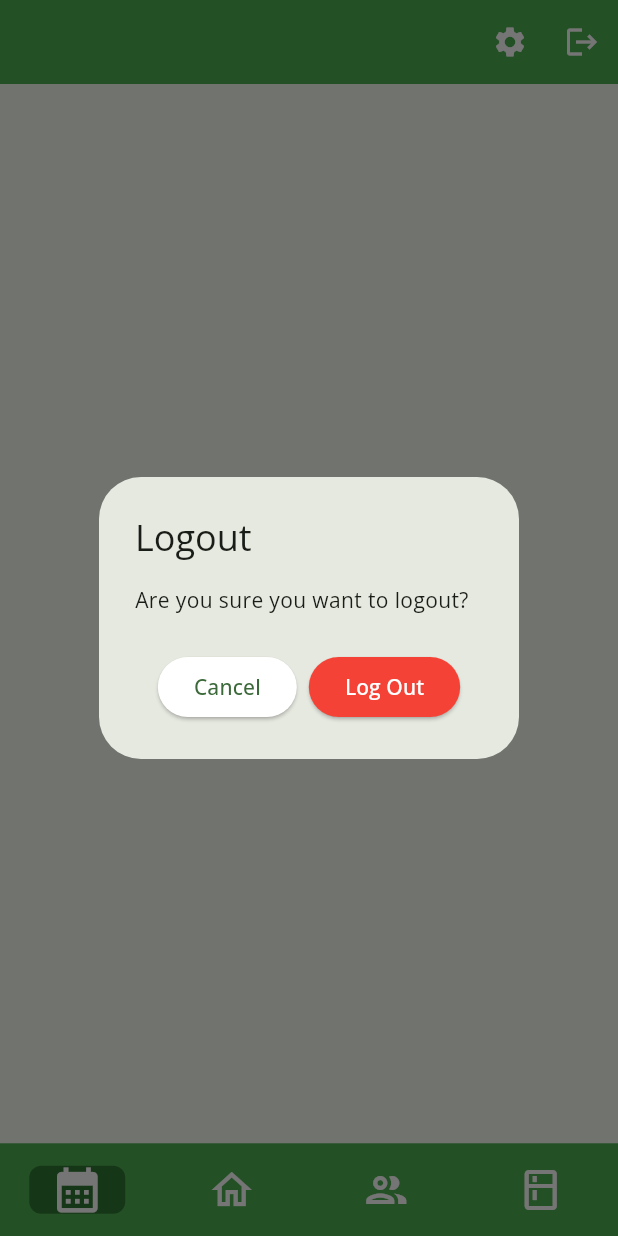
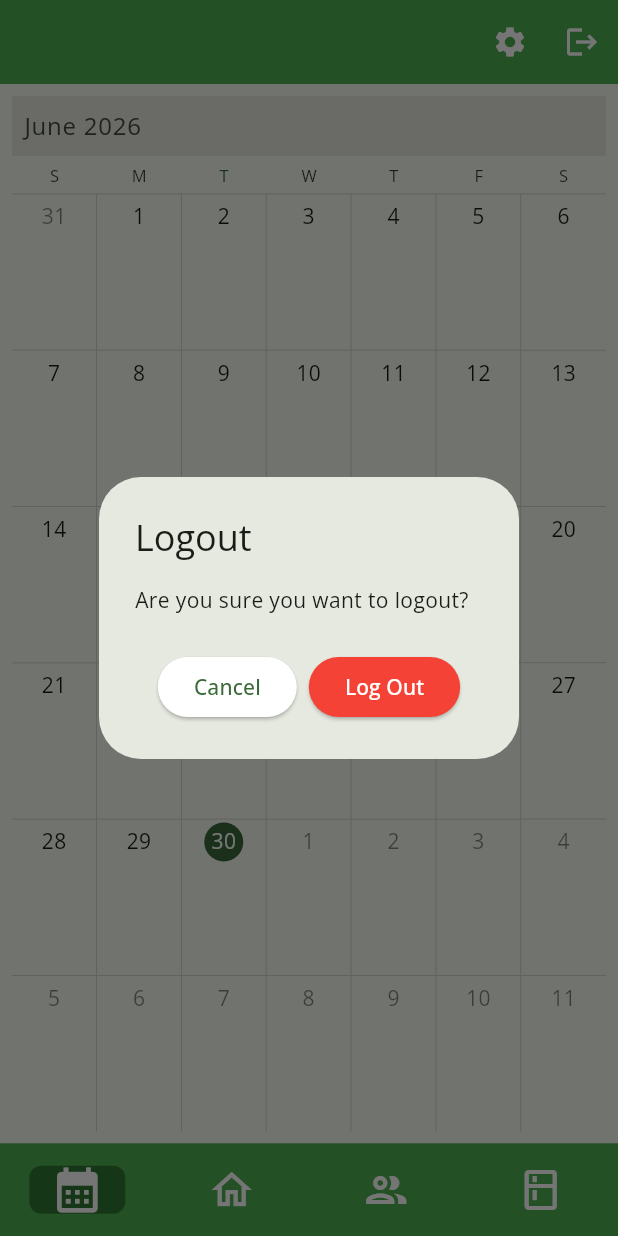
Before and after one commit to JamesMeta/Menu-Plus, a Flutter app: the NavigationalBaseScreen screen opened by its route, after a tap on the "logout" icon, on a phone screen of 412 x 824 dp. Run offline on Flutter 3.47's test engine with Material 3 defaults, Android fonts, the light colour scheme and no system bars; drawn by our look-alikes of syncfusion_flutter_calendar; our stand-ins replace cached_network_image, flutter_screenutil, go_router, google_sign_in, image_cropper, image_picker and 4 more; accounts and stored records are empty; network calls fail.

Commit message:
calendar first commit

```diff
--- a/rankmyroast/lib/main.dart
+++ b/rankmyroast/lib/main.dart
@@ -16,6 +16,7 @@ import 'package:rankmyroast/screens/navigational_base_screen/views/recipe/screen
 import 'package:rankmyroast/screens/settings/settings_screen.dart';
 import 'package:rankmyroast/services/sqlite_helper.dart';
 import 'package:supabase_flutter/supabase_flutter.dart';
+import 'package:timezone/data/latest.dart' as tz;
 
 const supabaseUrl = "https://ozmzpnayygajicxafxfm.supabase.co";
 const supabaseKey = "sb_publishable_zTr-mF2b6CCWgssJZEgMjQ_vUwB62oJ";
@@ -24,7 +25,7 @@ const sqliteTableVersion = 1.0;
 
 void main() async {
   WidgetsFlutterBinding.ensureInitialized();
-
+  tz.initializeTimeZones();
   await Supabase.initialize(
     url: supabaseUrl,
     anonKey: supabaseKey,
--- a/rankmyroast/lib/screens/navigational_base_screen/navigational_base_screen.dart
+++ b/rankmyroast/lib/screens/navigational_base_screen/navigational_base_screen.dart
@@ -1,7 +1,7 @@
 import 'package:flutter/material.dart';
 import 'package:flutter_screenutil/flutter_screenutil.dart';
 import 'package:go_router/go_router.dart';
-import 'package:rankmyroast/screens/navigational_base_screen/views/calendar/calendar_view.dart';
+import 'package:rankmyroast/screens/navigational_base_screen/views/calendar/schedule_view.dart';
 import 'package:rankmyroast/screens/navigational_base_screen/views/groups/groups_view.dart';
 import 'package:rankmyroast/screens/navigational_base_screen/views/home/home_view.dart';
 import 'package:rankmyroast/screens/navigational_base_screen/views/recipe/recipe_view.dart';
@@ -25,7 +25,7 @@ class _NavigationalBaseScreenState extends State<NavigationalBaseScreen> {
   int navigationalIndex = 1;
 
   final List<Widget> navigationalViews = [
-    CalendarView(),
+    ScheduleView(),
     HomeView(),
     GroupsView(),
     RecipeView(),
--- a/rankmyroast/lib/screens/navigational_base_screen/views/calendar/calendar_view.dart
+++ /dev/null
@@ -1,15 +0,0 @@
-import 'package:flutter/material.dart';
-
-class CalendarView extends StatefulWidget {
-  const CalendarView({super.key});
-
-  @override
-  State<CalendarView> createState() => _CalendarViewState();
-}
-
-class _CalendarViewState extends State<CalendarView> {
-  @override
-  Widget build(BuildContext context) {
-    return const Center(child: Text("Calendar"));
-  }
-}
--- /dev/null
+++ b/rankmyroast/lib/screens/navigational_base_screen/views/calendar/schedule_view.dart
@@ -0,0 +1,27 @@
+import 'package:flutter/material.dart';
+import 'package:syncfusion_flutter_calendar/calendar.dart';
+
+class ScheduleView extends StatefulWidget {
+  const ScheduleView({super.key});
+
+  @override
+  State<ScheduleView> createState() => _ScheduleViewState();
+}
+
+class _ScheduleViewState extends State<ScheduleView> {
+  @override
+  void initState() {
+    super.initState();
+  }
+
+  @override
+  Widget build(BuildContext context) {
+    final firstYear = DateTime.now().year - 10;
+    final lastYear = DateTime.now().year + 10;
+
+    return Padding(
+      padding: const EdgeInsets.all(8.0),
+      child: SfCalendar(view: CalendarView.month),
+    );
+  }
+}
--- a/rankmyroast/lib/screens/navigational_base_screen/views/groups/groups_view.dart
+++ b/rankmyroast/lib/screens/navigational_base_screen/views/groups/groups_view.dart
@@ -59,11 +59,15 @@ class _GroupsViewState extends State<GroupsView> {
                     IconButton(
                       onPressed: createGroup,
                       icon: Icon(Icons.add, color: Colors.white, size: 22.sp),
+                      constraints: BoxConstraints(
+                        minWidth: 40.w,
+                        minHeight: 40.w,
+                      ),
                       style: IconButton.styleFrom(
                         backgroundColor: Colors.green,
                         shape: RoundedRectangleBorder(
                           borderRadius: BorderRadius.all(Radius.circular(12)),
-                          side: BorderSide(color: Colors.black, width: 1),
+                          side: BorderSide(color: Colors.transparent, width: 1),
                         ),
                       ),
                     ),
--- a/rankmyroast/pubspec.yaml
+++ b/rankmyroast/pubspec.yaml
@@ -23,6 +23,8 @@ dependencies:
   image_cropper: ^12.2.0
   cupertino_icons: any
   sqflite: any
+  syncfusion_flutter_calendar: ^31.1.19
+  timezone: ^0.10.1
 
 
 dev_dependencies:
@@ -37,6 +39,7 @@ flutter:
     - assets/images/rankmyroast_icon2.png
     - assets/images/rankmyroast_icon3.png
     - assets/images/rankmyroast_icon4.png
+    - packages/timezone/data/latest_all.tzf
 
   fonts:
     - family: opensans
```
